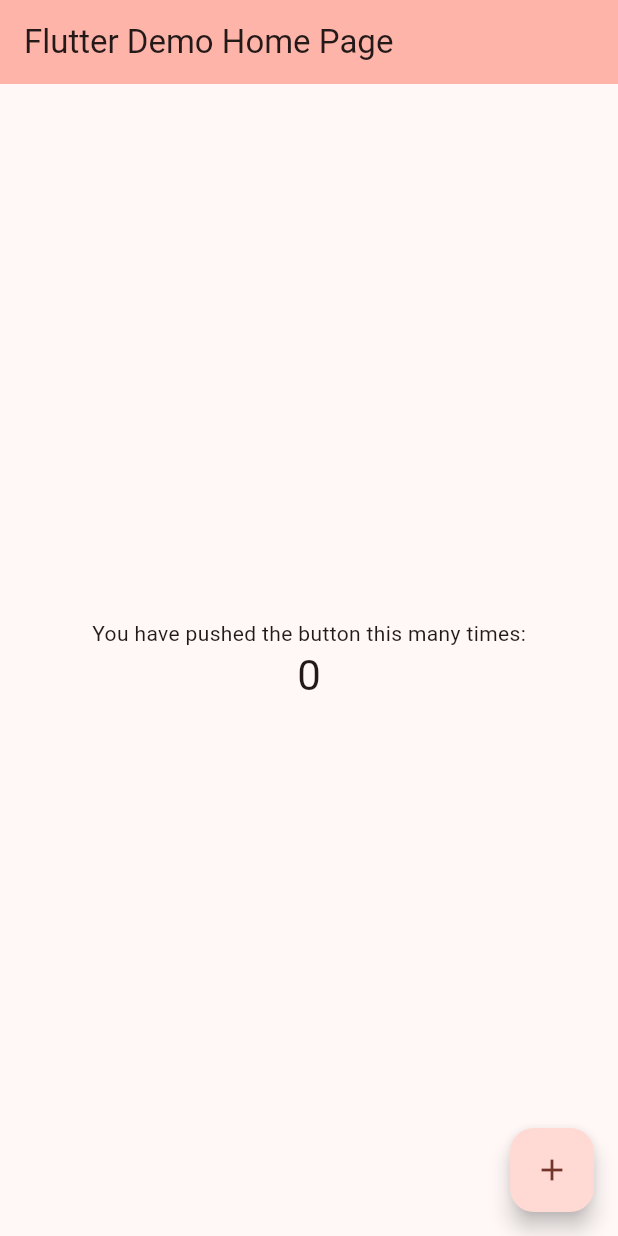
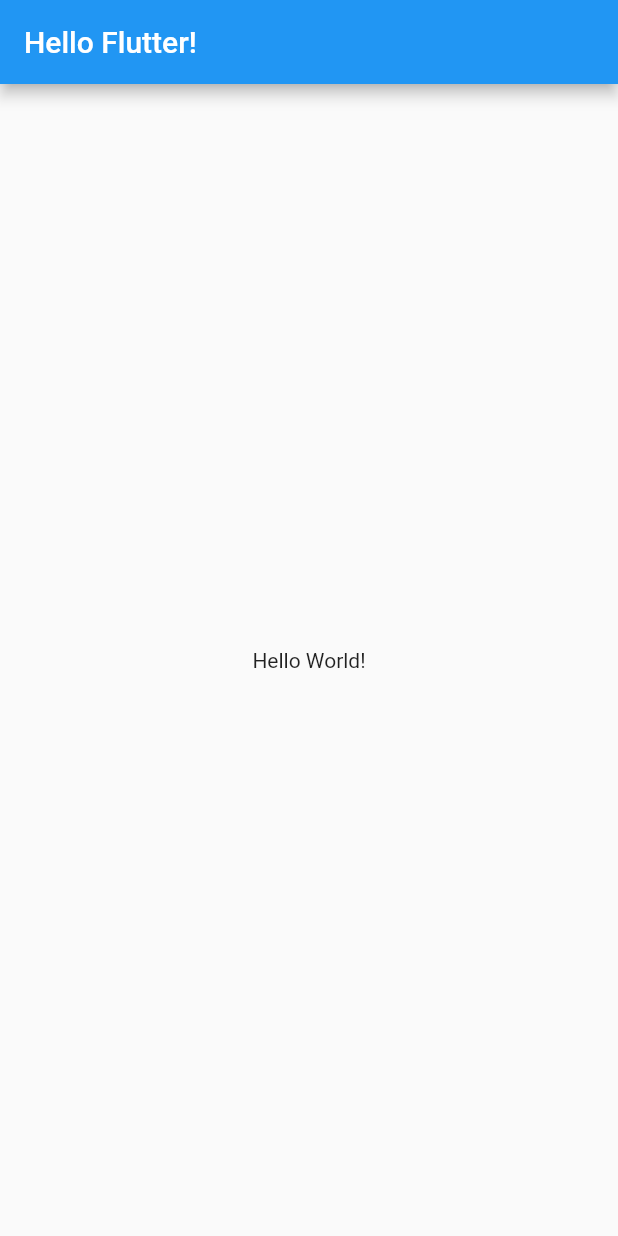
Before and after one commit to ara-zo/toonflix, a Flutter app: the screen it shows after launch, on a phone screen of 412 x 824 dp. Run offline on Flutter 3.47's test engine with Material 2 defaults, Android fonts, the phone set to English and light mode, and no system bars.

Commit message:
:lipstick: hello world!

```diff
--- a/lib/main.dart
+++ b/lib/main.dart
@@ -1,125 +1,19 @@
 import 'package:flutter/material.dart';
 
 void main() {
-  runApp(const MyApp());
+  runApp(App());
 }
 
-class MyApp extends StatelessWidget {
-  const MyApp({super.key});
-
-  // This widget is the root of your application.
+class App extends StatelessWidget {
   @override
   Widget build(BuildContext context) {
     return MaterialApp(
-      title: 'Flutter Demo',
-      theme: ThemeData(
-        // This is the theme of your application.
-        //
-        // TRY THIS: Try running your application with "flutter run". You'll see
-        // the application has a blue toolbar. Then, without quitting the app,
-        // try changing the seedColor in the colorScheme below to Colors.green
-        // and then invoke "hot reload" (save your changes or press the "hot
-        // reload" button in a Flutter-supported IDE, or press "r" if you used
-        // the command line to start the app).
-        //
-        // Notice that the counter didn't reset back to zero; the application
-        // state is not lost during the reload. To reset the state, use hot
-        // restart instead.
-        //
-        // This works for code too, not just values: Most code changes can be
-        // tested with just a hot reload.
-        colorScheme: ColorScheme.fromSeed(seedColor: Colors.red),
-        useMaterial3: true,
+      home: Scaffold(
+        appBar: AppBar(
+          title: const Text('Hello Flutter!'),
+        ),
+        body: const Center(child: Text('Hello World!')),
       ),
-      home: const MyHomePage(title: 'Flutter Demo Home Page'),
     );
   }
 }
-
-class MyHomePage extends StatefulWidget {
-  const MyHomePage({super.key, required this.title});
-
-  // This widget is the home page of your application. It is stateful, meaning
-  // that it has a State object (defined below) that contains fields that affect
-  // how it looks.
-
-  // This class is the configuration for the state. It holds the values (in this
-  // case the title) provided by the parent (in this case the App widget) and
-  // used by the build method of the State. Fields in a Widget subclass are
-  // always marked "final".
-
-  final String title;
-
-  @override
-  State<MyHomePage> createState() => _MyHomePageState();
-}
-
-class _MyHomePageState extends State<MyHomePage> {
-  int _counter = 0;
-
-  void _incrementCounter() {
-    setState(() {
-      // This call to setState tells the Flutter framework that something has
-      // changed in this State, which causes it to rerun the build method below
-      // so that the display can reflect the updated values. If we changed
-      // _counter without calling setState(), then the build method would not be
-      // called again, and so nothing would appear to happen.
-      _counter++;
-    });
-  }
-
-  @override
-  Widget build(BuildContext context) {
-    // This method is rerun every time setState is called, for instance as done
-    // by the _incrementCounter method above.
-    //
-    // The Flutter framework has been optimized to make rerunning build methods
-    // fast, so that you can just rebuild anything that needs updating rather
-    // than having to individually change instances of widgets.
-    return Scaffold(
-      appBar: AppBar(
-        // TRY THIS: Try changing the color here to a specific color (to
-        // Colors.amber, perhaps?) and trigger a hot reload to see the AppBar
-        // change color while the other colors stay the same.
-        backgroundColor: Theme.of(context).colorScheme.inversePrimary,
-        // Here we take the value from the MyHomePage object that was created by
-        // the App.build method, and use it to set our appbar title.
-        title: Text(widget.title),
-      ),
-      body: Center(
-        // Center is a layout widget. It takes a single child and positions it
-        // in the middle of the parent.
-        child: Column(
-          // Column is also a layout widget. It takes a list of children and
-          // arranges them vertically. By default, it sizes itself to fit its
-          // children horizontally, and tries to be as tall as its parent.
-          //
-          // Column has various properties to control how it sizes itself and
-          // how it positions its children. Here we use mainAxisAlignment to
-          // center the children vertically; the main axis here is the vertical
-          // axis because Columns are vertical (the cross axis would be
-          // horizontal).
-          //
-          // TRY THIS: Invoke "debug painting" (choose the "Toggle Debug Paint"
-          // action in the IDE, or press "p" in the console), to see the
-          // wireframe for each widget.
-          mainAxisAlignment: MainAxisAlignment.center,
-          children: <Widget>[
-            const Text(
-              'You have pushed the button this many times:',
-            ),
-            Text(
-              '$_counter',
-              style: Theme.of(context).textTheme.headlineMedium,
-            ),
-          ],
-        ),
-      ),
-      floatingActionButton: FloatingActionButton(
-        onPressed: _incrementCounter,
-        tooltip: 'Increment',
-        child: const Icon(Icons.add),
-      ), // This trailing comma makes auto-formatting nicer for build methods.
-    );
-  }
-}
```
